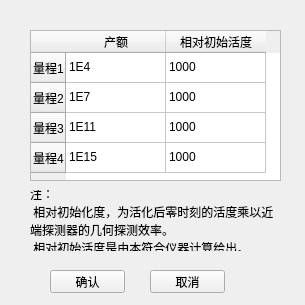
Before: the Qt Designer form yieldcalibration.ui in MrXiaomao/Cu_Activation, drawn with Qt 5.
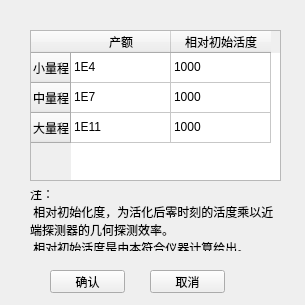
After: the same form once the commit is applied.

Commit message: 1、修复波形测量的bug：数据包个数计数错误，存储文件名错误。 2、中子产额刻度命名调整，大中小三个量程。主界面上量程命名随之更新。 3、自动能窗的判据条件更新，时间缩短为10s。个数增多。 4、主界面符合测量给出相对活度。 5、离线处理中界面粒子数没刷新，文件读取时，探测器数据读取优化加快速度。

```diff
--- a/yieldcalibration.ui
+++ b/yieldcalibration.ui
@@ -24,22 +24,17 @@
    </property>
    <row>
     <property name="text">
-     <string>量程1</string>
+     <string>小量程</string>
     </property>
    </row>
    <row>
     <property name="text">
-     <string>量程2</string>
+     <string>中量程</string>
     </property>
    </row>
    <row>
     <property name="text">
-     <string>量程3</string>
-    </property>
-   </row>
-   <row>
-    <property name="text">
-     <string>量程4</string>
+     <string>大量程</string>
     </property>
    </row>
    <column>
@@ -82,16 +77,6 @@
      <string>1000</string>
     </property>
    </item>
-   <item row="3" column="0">
-    <property name="text">
-     <string>1E15</string>
-    </property>
-   </item>
-   <item row="3" column="1">
-    <property name="text">
-     <string>1000</string>
-    </property>
-   </item>
   </widget>
   <widget class="QPushButton" name="pushButton_OK">
    <property name="geometry">
```
The commit also changes 12 other files.
